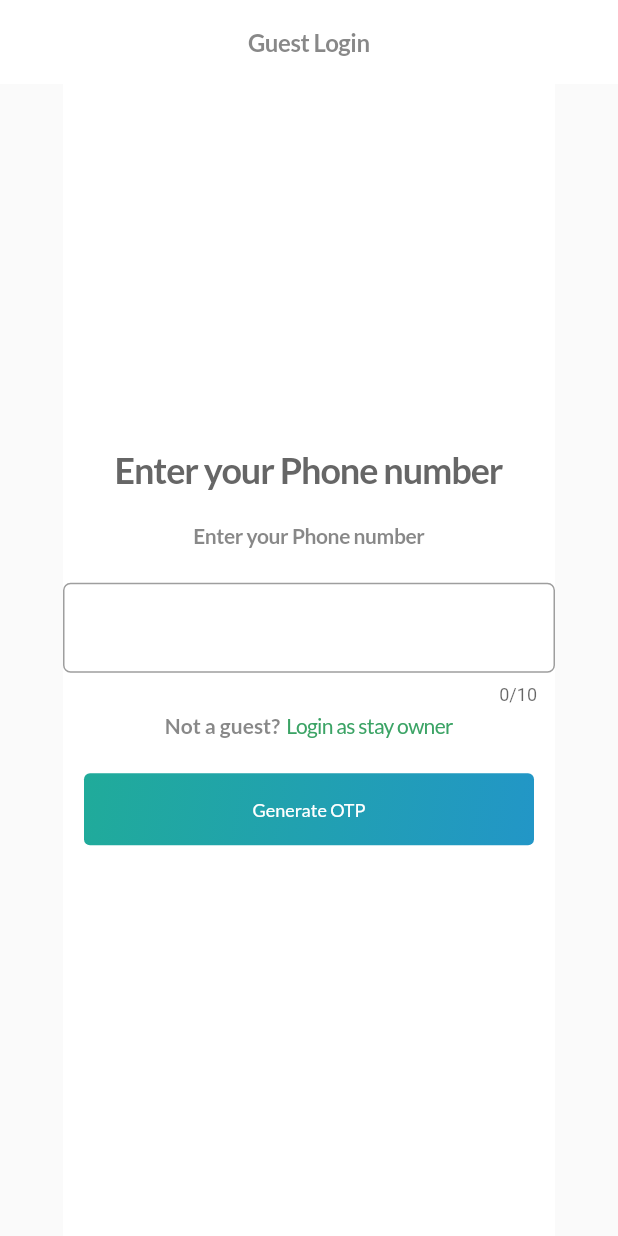
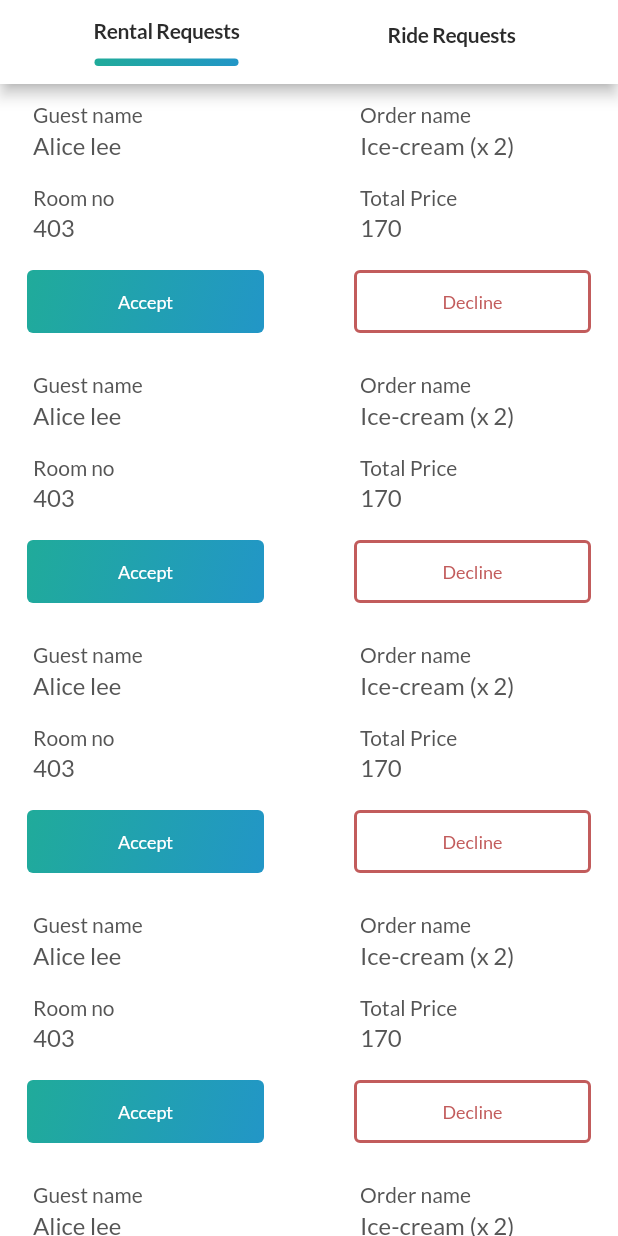
Before and after one commit to anshd258/Deep-Store, a Flutter app: the screen it shows after launch, on a phone screen of 412 x 824 dp. Run offline on Flutter 3.47's test engine with Material 2 defaults, Android fonts, the phone set to English and light mode, and no system bars; drawn by our look-alikes of flutter_animate; our stand-ins replace bloc, figma_squircle, flutter_bloc, flutter_svg, google_fonts, pinput.

Commit message:
made food rides and rental pages

```diff
--- a/partner/lib/UI/screen.setup.dart
+++ b/partner/lib/UI/screen.setup.dart
@@ -1,9 +1,5 @@
 import 'package:flutter/material.dart';
-import 'package:partner/UI/body/ridesbody.dart';
-import 'package:partner/UI/widget/ownerOngoingcard.dart';
-import 'package:partner/UI/widget/ridesCard.dart';
 
-import 'widget/FilterContainer.dart';
 
 class ScreenSetup extends StatelessWidget {
   ScreenSetup({super.key, this.appBar});
@@ -17,8 +13,7 @@ class ScreenSetup extends StatelessWidget {
         child: Column(
           children: [
             // RidesCard(),
-            FilterWidget(),
-            RidesBody()
+
           ],
         ),
       ),
--- /dev/null
+++ b/partner/lib/UI/screens/Food/food.request.dart
@@ -0,0 +1,40 @@
+import 'package:flutter/material.dart';
+import 'package:google_fonts/google_fonts.dart';
+import 'package:partner/UI/widget/ownerRequestCard.dart';
+
+class FoodRequest extends StatelessWidget {
+  FoodRequest({super.key});
+  List<int> val = [1, 2, 3, 4, 5, 6, 7, 8, 9];
+
+  @override
+  Widget build(BuildContext context) {
+    return Scaffold(
+      backgroundColor: Colors.white,
+      appBar: AppBar(
+        backgroundColor: Colors.white,
+        elevation: 0,
+        title: Padding(
+          padding: const EdgeInsets.symmetric(horizontal: 16, vertical: 6),
+          child: Text(
+            'Food Requests',
+            textAlign: TextAlign.center,
+            style: GoogleFonts.lato(
+              color: Color(0xFF565656),
+              fontSize: 14,
+              fontWeight: FontWeight.w700,
+              letterSpacing: -0.28,
+            ),
+          ),
+        ),
+      ),
+      body: SizedBox(
+        height: double.infinity,
+        child: SingleChildScrollView(
+          child: Column(
+            children: val.map((e) => OwnerRequestcard()).toList(),
+          ),
+        ),
+      ),
+    );
+  }
+}
--- /dev/null
+++ b/partner/lib/UI/screens/Rides/rides.request.dart
@@ -0,0 +1,94 @@
+import 'package:flutter/material.dart';
+import 'package:partner/UI/widget/ownerRequestCard.dart';
+import 'package:partner/UI/widget/rides.tabe.dart';
+
+class RidesRequest extends StatefulWidget {
+  const RidesRequest({super.key});
+
+  @override
+  State<RidesRequest> createState() => _RidesRequestState();
+}
+
+class _RidesRequestState extends State<RidesRequest>
+    with SingleTickerProviderStateMixin {
+  int tabindex = 0;
+  List<int> val = [1, 2, 3, 4, 5, 6, 7, 8, 9];
+  late TabController _controller;
+
+  @override
+  void initState() {
+    _controller = TabController(length: 2, vsync: this);
+    _controller.addListener(() {
+      setState(() {
+        tabindex = _controller.index;
+      });
+    });
+    super.initState();
+  }
+
+  @override
+  void dispose() {
+    _controller.dispose();
+    super.dispose();
+  }
+
+  @override
+  Widget build(BuildContext context) {
+    return Scaffold(
+      backgroundColor: Colors.white,
+      appBar: AppBar(
+        title: TabBar(
+          controller: _controller,
+          indicatorColor: Colors.white,
+          indicatorWeight: 0.001,
+          tabs: [
+            Tabes(
+              currentIndex: tabindex,
+              index: 0,
+              lable: 'Rental Requests',
+            ),
+            Tabes(
+              currentIndex: tabindex,
+              index: 1,
+              lable: 'Ride Requests',
+            )
+          ],
+          onTap: (value) {
+            setState(() {
+              _controller.animateTo(tabindex = _controller.index);
+            });
+          },
+        ),
+        backgroundColor: Colors.white,
+      ),
+      body: TabBarView(
+        controller: _controller,
+        children: [
+          RentalRequest(val: val),
+          RentalRequest(val: val),
+        ],
+      ),
+    );
+  }
+}
+
+class RentalRequest extends StatelessWidget {
+  const RentalRequest({
+    super.key,
+    required this.val,
+  });
+
+  final List<int> val;
+
+  @override
+  Widget build(BuildContext context) {
+    return SizedBox(
+      height: double.infinity,
+      child: SingleChildScrollView(
+        child: Column(
+          children: val.map((e) => OwnerRequestcard()).toList(),
+        ),
+      ),
+    );
+  }
+}
--- a/partner/lib/UI/screens/home/home.dart
+++ b/partner/lib/UI/screens/home/home.dart
@@ -1,10 +1,23 @@
 import 'package:flutter/material.dart';
+import 'package:partner/UI/body/ridesbody.dart';
+import 'package:partner/UI/widget/FilterContainer.dart';
 
 class Home extends StatelessWidget {
   const Home({super.key});
 
   @override
   Widget build(BuildContext context) {
-    return Scaffold(backgroundColor: Colors.blue,);
+    return Scaffold(
+      appBar: AppBar(),
+      body: Center(
+        child: Column(
+          children: [
+            // RidesCard(),
+            FilterWidget(),
+            RidesBody()
+          ],
+        ),
+      ),
+    );
   }
 }
--- /dev/null
+++ b/partner/lib/UI/widget/OutlinedDeclineButton.dart
@@ -0,0 +1,79 @@
+import 'package:flutter/material.dart';
+import 'package:google_fonts/google_fonts.dart';
+
+class OutlinedDeclineButton extends StatefulWidget {
+  String lable;
+  VoidCallback function;
+  double height;
+  double width;
+  double borderradius;
+  EdgeInsets margin;
+  OutlinedDeclineButton(
+      {super.key,
+      required this.function,
+      required this.height,
+      required this.margin,
+      required this.borderradius,
+      required this.lable,
+      required this.width});
+
+  @override
+  State<OutlinedDeclineButton> createState() => _OutlinedDeclineButtonState();
+}
+
+class _OutlinedDeclineButtonState extends State<OutlinedDeclineButton>
+    with SingleTickerProviderStateMixin {
+  AnimationController? ctr;
+  @override
+  void initState() {
+    ctr = AnimationController(
+        vsync: this,
+        lowerBound: 0,
+        upperBound: 1,
+        duration: Duration(milliseconds: 500));
+    ctr!.stop();
+
+    super.initState();
+  }
+
+  @override
+  void dispose() {
+    ctr!.dispose();
+    super.dispose();
+  }
+
+  @override
+  Widget build(BuildContext context) {
+    return GestureDetector(
+      onTap: () {
+        ctr!.forward().then((value) => ctr!.reset());
+
+        setState(() {});
+        widget.function();
+      },
+      child: Container(
+        decoration: BoxDecoration(
+            borderRadius: BorderRadius.all(
+              Radius.circular(widget.borderradius),
+            ),
+            color: Colors.white,
+            border: Border.all(
+                width: 2,
+                color: Color(0xFFC25C5C),
+                strokeAlign: BorderSide.strokeAlignInside)),
+        margin: widget.margin,
+        padding: const EdgeInsets.symmetric(horizontal: 5),
+        alignment: Alignment.center,
+        constraints:
+            BoxConstraints(maxWidth: widget.width, maxHeight: widget.height),
+        child: Text(
+          widget.lable,
+          style: GoogleFonts.lato(
+              fontSize: 12,
+              fontWeight: FontWeight.w500,
+              color: Color(0xFFC25C5C)),
+        ),
+      ),
+    );
+  }
+}
--- /dev/null
+++ b/partner/lib/UI/widget/ownerRequestCard.dart
@@ -0,0 +1,70 @@
+import 'package:flutter/material.dart';
+import 'package:partner/UI/widget/OutlinedDeclineButton.dart';
+import 'package:partner/UI/widget/graedient.common.button.dart';
+import 'package:partner/UI/widget/ridesCard.dart';
+
+class OwnerRequestcard extends StatefulWidget {
+  const OwnerRequestcard({super.key});
+
+  @override
+  State<OwnerRequestcard> createState() => _OwnerRequestcardState();
+}
+
+class _OwnerRequestcardState extends State<OwnerRequestcard> {
+  @override
+  Widget build(BuildContext context) {
+    return Container(
+      height: 180,
+      padding: EdgeInsets.symmetric(horizontal: 16, vertical: 12),
+      child: Row(
+        mainAxisAlignment: MainAxisAlignment.spaceBetween,
+        children: [
+          Column(
+            mainAxisAlignment: MainAxisAlignment.spaceBetween,
+            children: [
+              RidesDetailsContainer(
+                heading: 'Guest name',
+                data: 'Alice lee',
+                fontSize: 16,
+              ),
+              RidesDetailsContainer(
+                heading: 'Room no',
+                data: '403',
+                fontSize: 16,
+              ),
+              GradientCommonButton(
+                  function: () {},
+                  height: 42,
+                  margin: EdgeInsets.all(2),
+                  borderradius: 4,
+                  lable: "Accept",
+                  width: 158)
+            ],
+          ),
+          Column(
+            mainAxisAlignment: MainAxisAlignment.spaceBetween,
+            children: [
+              RidesDetailsContainer(
+                heading: 'Order name',
+                data: 'Ice-cream (x 2)',
+                fontSize: 16,
+              ),
+              RidesDetailsContainer(
+                heading: 'Total Price',
+                data: '170',
+                fontSize: 16,
+              ),
+              OutlinedDeclineButton(
+                  function: () {},
+                  height: 42,
+                  margin: EdgeInsets.all(2),
+                  borderradius: 4,
+                  lable: "Decline",
+                  width: 158)
+            ],
+          )
+        ],
+      ),
+    );
+  }
+}
--- /dev/null
+++ b/partner/lib/UI/widget/rides.tabe.dart
@@ -0,0 +1,51 @@
+import 'package:flutter/material.dart';
+import 'package:google_fonts/google_fonts.dart';
+
+class Tabes extends StatelessWidget {
+  String lable;
+  int index;
+  int currentIndex;
+  Tabes(
+      {super.key,
+      required this.lable,
+      required this.index,
+      required this.currentIndex});
+
+  @override
+  Widget build(BuildContext context) {
+    return Container(
+      width: 115,
+      height: 35,
+      child: Column(
+        mainAxisSize: MainAxisSize.min,
+        mainAxisAlignment: MainAxisAlignment.center,
+        crossAxisAlignment: CrossAxisAlignment.center,
+        children: [
+          Text(
+            lable,
+            textAlign: TextAlign.center,
+            style: GoogleFonts.lato(
+              color: Color(0xFF2B2B2B),
+              fontSize: 14,
+              fontWeight: FontWeight.w600,
+              letterSpacing: -0.28,
+            ),
+          ),
+          const SizedBox(height: 10),
+          if (index == currentIndex) ...[
+            Container(
+              width: 96,
+              height: 5,
+              decoration: BoxDecoration(
+                  borderRadius: BorderRadius.circular(10),
+                  gradient: LinearGradient(colors: [
+                    Color.fromRGBO(32, 171, 154, 1),
+                    Color.fromRGBO(34, 150, 199, 1)
+                  ], begin: Alignment.topLeft, end: Alignment.bottomRight)),
+            )
+          ]
+        ],
+      ),
+    );
+  }
+}
--- a/partner/lib/helpers/app.router.dart
+++ b/partner/lib/helpers/app.router.dart
@@ -1,18 +1,19 @@
 import 'package:flutter/material.dart';
-import 'package:partner/UI/screens/auth/login.screen.dart';
+
+import 'package:partner/UI/screens/Rides/rides.request.dart';
+
 import 'package:partner/UI/screens/auth/otp.screen.dart';
-
-import '../UI/screen.setup.dart';
+import 'package:partner/UI/screens/home/home.dart';
 
 class AppRouter {
   Route onGenerateRoute(RouteSettings routeSettings) {
     switch (routeSettings.name) {
       case '/':
-        return MaterialPageRoute(builder: (_) => Loginscreen());
-        case '/otpPage':
+        return MaterialPageRoute(builder: (_) => RidesRequest());
+      case '/otpPage':
         return MaterialPageRoute(builder: (_) => OtpScreen());
       default:
-        return MaterialPageRoute(builder: (_) => ScreenSetup());
+        return MaterialPageRoute(builder: (_) => Home());
     }
   }
 }
```
